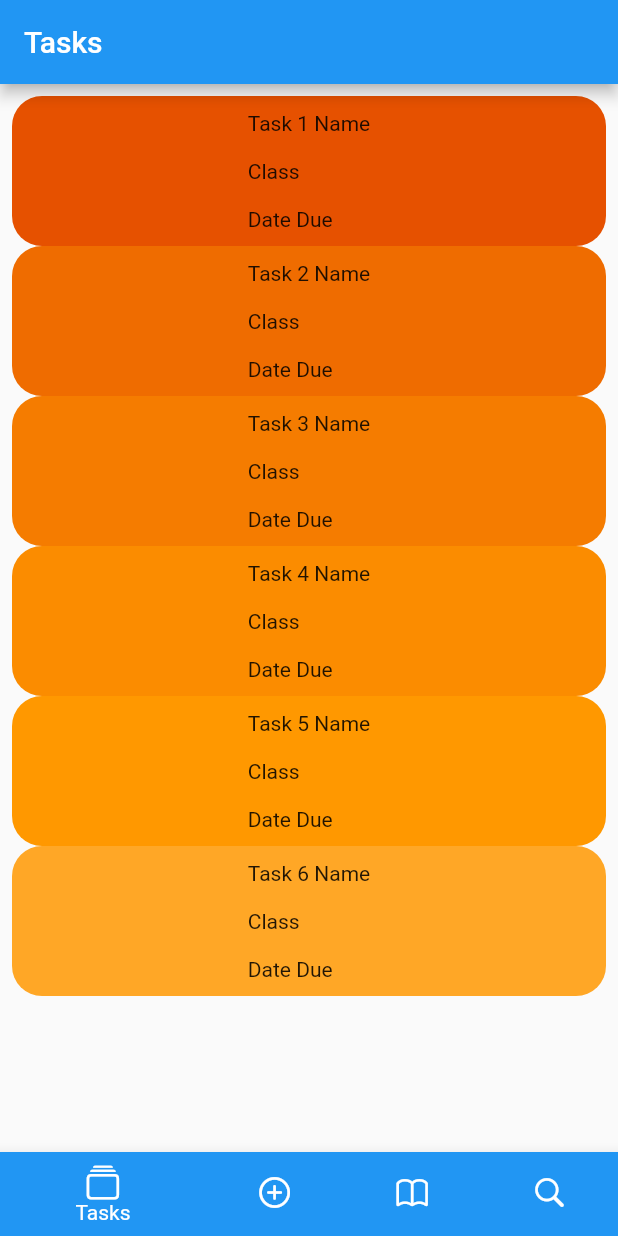
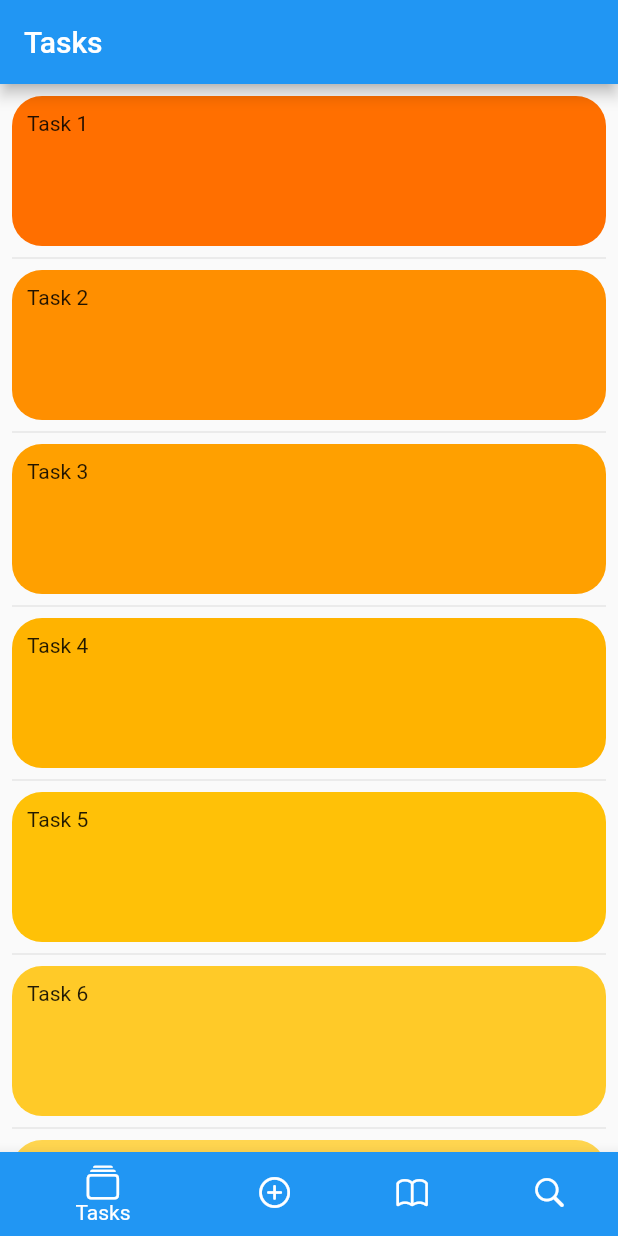
Before and after one commit to DarrylBrooks97/Priority-Task-Scheduler, a Flutter app: the screen it shows after launch, on a phone screen of 412 x 824 dp. Run offline on Flutter 3.47's test engine with Material 2 defaults, Android fonts, the light colour scheme and no system bars.

Commit message:
Add Automation for Task Containers
Revised the view to a ListView.separated and automated
 creating tasks by index of an array

```diff
--- a/priority_school_tasker/lib/main.dart
+++ b/priority_school_tasker/lib/main.dart
@@ -158,17 +158,21 @@ class MotivationalQuotes extends StatelessWidget {
 
 class Tasks extends StatelessWidget {
   static const double taskBoarder = 20.0;
+  final List<String> entries = <String> ['1', '2', '3', '4', '5', '6', '7', '8', '9'];
+  final List<int> colorCodes = <int> [900, 800, 700, 600, 500, 400, 300, 200, 100];
   @override
   Widget build(BuildContext context) {
     return Scaffold(
       appBar: new AppBar(title: Text("Tasks"),),
-      body: ListView(
+      body:
+        ListView.separated(
           padding: const EdgeInsets.all(8),
-        children: <Widget>[
-          Container(
+          itemCount: entries.length,
+          itemBuilder: (BuildContext content, int index){
+            return Container(
               height: 100,
               decoration: new BoxDecoration(
-              color: Colors.orange[900],
+                color: Colors.amber[colorCodes[index]],
                 borderRadius: new BorderRadius.only(
                   topLeft: const Radius.circular(taskBoarder),
                   topRight: const Radius.circular(taskBoarder),
@@ -176,89 +180,15 @@ class Tasks extends StatelessWidget {
                   bottomRight: const Radius.circular(taskBoarder),
                 ),
               ),
-
-              child: const Center(child: Text('Task 1 Name' +
-                '\n\nClass' + '\n\nDate Due')),
-
+              child:
+                Container(
+                  padding: const EdgeInsets.all(10),
+                  child: Text('Task ${entries[index]}'),
                 ),
-          Container(
-            height: 100,
-            decoration: new BoxDecoration(
-              color: Colors.orange[800],
-              borderRadius: new BorderRadius.only(
-                topLeft: const Radius.circular(taskBoarder),
-                topRight: const Radius.circular(taskBoarder),
-                bottomLeft: const Radius.circular(taskBoarder),
-                bottomRight: const Radius.circular(taskBoarder),
-              ),
-            ),
-            child: const Center(child: Text('Task 2 Name' +
-                '\n\nClass' + '\n\nDate Due')),
-
-          ),
-          Container(
-            height: 100,
-            decoration: new BoxDecoration(
-              color: Colors.orange[700],
-              borderRadius: new BorderRadius.only(
-                 topLeft: const Radius.circular(taskBoarder),
-                topRight: const Radius.circular(taskBoarder),
-                bottomLeft: const Radius.circular(taskBoarder),
-                bottomRight: const Radius.circular(taskBoarder),
-              ),
-            ),
-            child: const Center(child: Text('Task 3 Name' +
-                '\n\nClass' + '\n\nDate Due')),
-
-          ),
-          Container(
-            height: 100,
-            decoration: new BoxDecoration(
-              color: Colors.orange[600],
-              borderRadius: new BorderRadius.only(
-                topLeft: const Radius.circular(taskBoarder),
-                topRight: const Radius.circular(taskBoarder),
-                bottomLeft: const Radius.circular(taskBoarder),
-                bottomRight: const Radius.circular(taskBoarder),
-              ),
-            ),
-            child: const Center(child: Text('Task 4 Name' +
-                '\n\nClass' + '\n\nDate Due')),
-
-          ),
-          Container(
-            height: 100,
-            decoration: new BoxDecoration(
-              color: Colors.orange[500],
-              borderRadius: new BorderRadius.only(
-                 topLeft: const Radius.circular(taskBoarder),
-                topRight: const Radius.circular(taskBoarder),
-                bottomLeft: const Radius.circular(taskBoarder),
-                bottomRight: const Radius.circular(taskBoarder),
-              ),
-            ),
-            child: const Center(child: Text('Task 5 Name' +
-                '\n\nClass' + '\n\nDate Due')),
-
-          ),
-          Container(
-            height: 100,
-            decoration: new BoxDecoration(
-              color: Colors.orange[400],
-              borderRadius: new BorderRadius.only(
-                 topLeft: const Radius.circular(taskBoarder),
-                topRight: const Radius.circular(taskBoarder),
-                bottomLeft: const Radius.circular(taskBoarder),
-                bottomRight: const Radius.circular(taskBoarder),
-              ),
-            ),
-            child: const Center(child: Text('Task 6 Name' +
-                '\n\nClass' + '\n\nDate Due')),
-
-          ),
-        ]
+            );
+          },
+          separatorBuilder: (BuildContext context, int index) => const Divider(),
         )
-
       //NOTE: Pull in a random array and display it the user and center it on the screen
 //          floatingActionButton: FloatingActionButton(
 //          elevation: 10.0,
```
Also changed, not shown: priority_school_tasker/pubspec.lock, 1 other file. Lines whose indentation alone changed are shown as unchanged.
